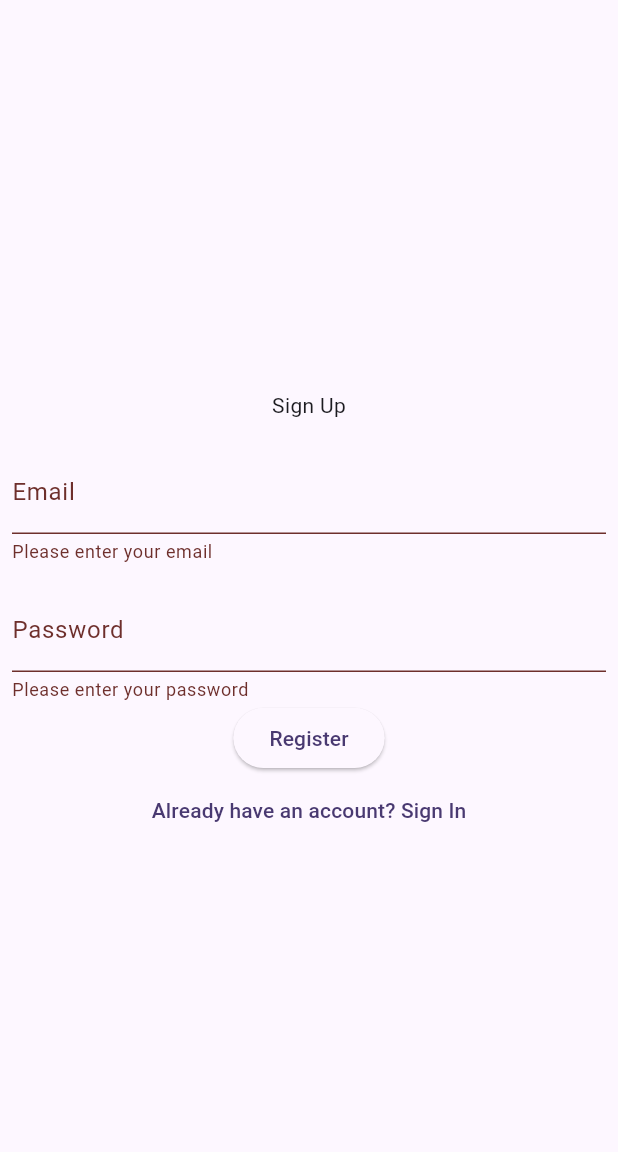
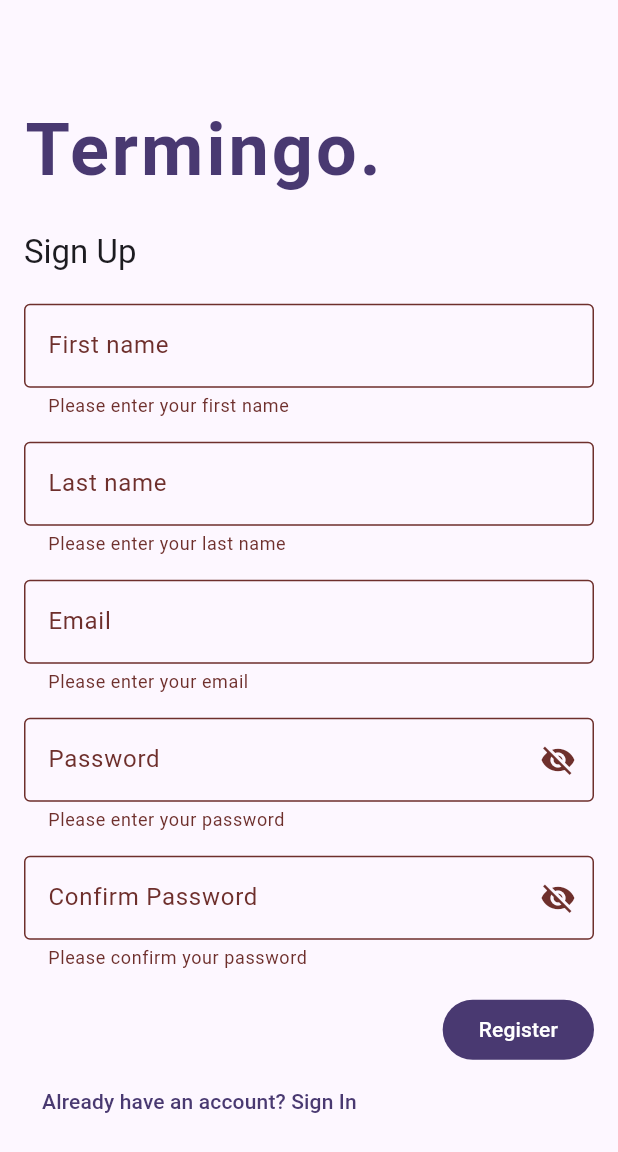
Before and after one commit to DarioJoske/termingo, a Flutter app: the screen it shows after launch, after a tap on "Login", after a tap on "Don't have an account? Sign Up", after a tap on "Register", on a phone screen of 412 x 824 dp. Shown: the top 1152 px of the screen. Run offline on Flutter 3.47's test engine with Material 3 defaults, Android fonts, the phone set to English and light mode, and no system bars; our stand-ins replace cloud_firestore, dartz, equatable, firebase_auth, firebase_core, flutter_bloc and 4 more; accounts and stored records are empty.

Commit message:
various changes

```diff
--- /dev/null
+++ b/devtools_options.yaml
@@ -0,0 +1,3 @@
+description: This file stores settings for Dart & Flutter DevTools.
+documentation: https://docs.flutter.dev/tools/devtools/extensions#configure-extension-enablement-states
+extensions:
--- a/lib/src/app.dart
+++ b/lib/src/app.dart
@@ -8,7 +8,7 @@ class MyApp extends StatelessWidget {
 
   @override
   Widget build(BuildContext context) {
-    final brightness = View.of(context).platformDispatcher.platformBrightness;
+    // final brightness = View.of(context).platformDispatcher.platformBrightness;
 
     TextTheme textTheme = createTextTheme(context, 'Roboto', 'Roboto');
 
--- /dev/null
+++ b/lib/src/core/common/widgets/termingo_text_filed.dart
@@ -0,0 +1,58 @@
+import 'package:flutter/material.dart';
+
+class TermingoTextField extends StatelessWidget {
+  const TermingoTextField({super.key, required this.labelText, required this.onChanged});
+
+  final String labelText;
+  final Function(String) onChanged;
+
+  @override
+  Widget build(BuildContext context) {
+    return TextField(
+      decoration: InputDecoration(labelText: labelText, border: OutlineInputBorder()),
+      onChanged: onChanged,
+    );
+  }
+}
+
+class TermingoTextFormField extends StatefulWidget {
+  const TermingoTextFormField({
+    super.key,
+    required this.labelText,
+    this.validator,
+    this.onSaved,
+    this.onChanged,
+    required this.controller,
+    this.suffixIcon,
+    this.obscureText,
+  });
+
+  final String labelText;
+  final String? Function(String?)? validator;
+  final Function(String?)? onSaved;
+  final Function(String)? onChanged;
+  final TextEditingController controller;
+  final Widget? suffixIcon;
+  final bool? obscureText;
+
+  @override
+  State<TermingoTextFormField> createState() => _TermingoTextFormFieldState();
+}
+
+class _TermingoTextFormFieldState extends State<TermingoTextFormField> {
+  @override
+  Widget build(BuildContext context) {
+    return TextFormField(
+      decoration: InputDecoration(
+        labelText: widget.labelText,
+        border: OutlineInputBorder(),
+        suffixIcon: widget.suffixIcon,
+      ),
+      obscureText: widget.obscureText ?? false,
+      controller: widget.controller,
+      validator: widget.validator,
+      onChanged: widget.onChanged,
+      onSaved: widget.onSaved,
+    );
+  }
+}
--- a/lib/src/features/auth/presentation/pages/login_page.dart
+++ b/lib/src/features/auth/presentation/pages/login_page.dart
@@ -1,6 +1,7 @@
 import 'package:flutter/material.dart';
 import 'package:flutter_bloc/flutter_bloc.dart';
 import 'package:go_router/go_router.dart';
+import 'package:termingo/src/core/common/widgets/termingo_text_filed.dart';
 import 'package:termingo/src/core/router/routes.dart';
 import 'package:termingo/src/features/auth/presentation/bloc/auth/auth_bloc.dart';
 
@@ -28,17 +29,13 @@ class _LoginPageState extends State<LoginPage> {
   Widget build(BuildContext context) {
     return Scaffold(
       body: Padding(
-        padding: const EdgeInsets.all(8.0),
+        padding: const EdgeInsets.all(16.0),
         child: BlocConsumer<AuthBloc, AuthState>(
           listener: (context, state) {
             if (state is AuthError) {
               ScaffoldMessenger.of(
                 context,
               ).showSnackBar(SnackBar(content: Text(state.message), backgroundColor: Colors.red));
-            } else if (state is AuthAuthenticated) {
-              ScaffoldMessenger.of(context)
-                ..hideCurrentSnackBar()
-                ..showSnackBar(const SnackBar(content: Text('Login successful!'), backgroundColor: Colors.green));
             }
           },
           builder: (context, state) {
@@ -47,13 +44,23 @@ class _LoginPageState extends State<LoginPage> {
                 key: _formKey,
                 child: Column(
                   mainAxisAlignment: MainAxisAlignment.center,
+                  crossAxisAlignment: CrossAxisAlignment.start,
                   children: [
-                    const Text('Sign In'),
+                    Text(
+                      'TerminGo.',
+                      style: TextStyle(
+                        fontSize: 48,
+                        letterSpacing: 2.0,
+                        fontWeight: FontWeight.w700,
+                        color: Theme.of(context).primaryColor,
+                      ),
+                    ),
                     const SizedBox(height: 20),
-                    TextFormField(
+                    Text('Sign In', style: Theme.of(context).textTheme.titleLarge),
+                    const SizedBox(height: 16),
+                    TermingoTextFormField(
                       controller: _emailController,
-                      decoration: const InputDecoration(labelText: 'Email'),
-                      keyboardType: TextInputType.emailAddress,
+                      labelText: 'Email',
                       validator: (value) {
                         if (value == null || value.isEmpty) {
                           return 'Please enter your email';
@@ -65,19 +72,14 @@ class _LoginPageState extends State<LoginPage> {
                       },
                     ),
                     const SizedBox(height: 16),
-                    TextFormField(
+                    TermingoTextFormField(
                       controller: _passwordController,
-                      decoration: InputDecoration(
                       labelText: 'Password',
+                      obscureText: !_isPasswordVisible,
                       suffixIcon: IconButton(
-                          onPressed: () {
-                            // Toggle password visibility
-                            _togglePasswordVisibility();
-                          },
                         icon: Icon(_isPasswordVisible ? Icons.visibility : Icons.visibility_off),
+                        onPressed: _togglePasswordVisibility,
                       ),
-                      ),
-                      obscureText: !_isPasswordVisible,
                       validator: (value) {
                         if (value == null || value.isEmpty) {
                           return 'Please enter your password';
@@ -90,7 +92,11 @@ class _LoginPageState extends State<LoginPage> {
                     ),
                     const SizedBox(height: 16),
 
-                    ElevatedButton(
+                    Row(
+                      mainAxisSize: MainAxisSize.max,
+                      mainAxisAlignment: MainAxisAlignment.end,
+                      children: [
+                        FilledButton(
                           onPressed: () {
                             if (_formKey.currentState!.validate()) {
                               // Perform login action
@@ -102,6 +108,8 @@ class _LoginPageState extends State<LoginPage> {
                             }
                           },
                           child: const Text('Login'),
+                        ),
+                      ],
                     ),
                     TextButton(
                       onPressed: () {
--- a/lib/src/features/auth/presentation/pages/register_page.dart
+++ b/lib/src/features/auth/presentation/pages/register_page.dart
@@ -1,6 +1,7 @@
 import 'package:flutter/material.dart';
 import 'package:flutter_bloc/flutter_bloc.dart';
 import 'package:go_router/go_router.dart';
+import 'package:termingo/src/core/common/widgets/termingo_text_filed.dart';
 import 'package:termingo/src/core/router/routes.dart';
 import 'package:termingo/src/features/auth/presentation/bloc/auth/auth_bloc.dart';
 
@@ -14,14 +15,26 @@ class RegisterPage extends StatefulWidget {
 class _RegisterPageState extends State<RegisterPage> {
   final _formKey = GlobalKey<FormState>();
 
+  // Controllers for the text fields
+  final TextEditingController _firstNameController = TextEditingController();
+  final TextEditingController _lastNameController = TextEditingController();
   final TextEditingController _emailController = TextEditingController();
   final TextEditingController _passwordController = TextEditingController();
+  final TextEditingController _confirmPasswordController = TextEditingController();
+
+  bool _isPasswordVisible = false;
+
+  void _togglePasswordVisibility() {
+    setState(() {
+      _isPasswordVisible = !_isPasswordVisible;
+    });
+  }
 
   @override
   Widget build(BuildContext context) {
     return Scaffold(
       body: Padding(
-        padding: const EdgeInsets.all(8.0),
+        padding: const EdgeInsets.all(16.0),
         child: BlocConsumer<AuthBloc, AuthState>(
           listener: (context, state) {
             if (state is AuthError) {
@@ -44,13 +57,46 @@ class _RegisterPageState extends State<RegisterPage> {
                 key: _formKey,
                 child: Column(
                   mainAxisAlignment: MainAxisAlignment.center,
+                  crossAxisAlignment: CrossAxisAlignment.start,
                   children: [
-                    const Text('Sign Up'),
+                    Text(
+                      'Termingo.',
+                      style: TextStyle(
+                        fontSize: 48,
+                        letterSpacing: 2.0,
+                        fontWeight: FontWeight.w700,
+                        color: Theme.of(context).primaryColor,
+                      ),
+                    ),
                     const SizedBox(height: 20),
-                    TextFormField(
+                    Text('Sign Up', style: Theme.of(context).textTheme.titleLarge),
+                    const SizedBox(height: 20),
+                    TermingoTextFormField(
+                      controller: _firstNameController,
+                      labelText: 'First name',
+                      validator: (value) {
+                        if (value == null || value.isEmpty) {
+                          return 'Please enter your first name';
+                        }
+                        return null;
+                      },
+                    ),
+                    const SizedBox(height: 16),
+                    TermingoTextFormField(
+                      controller: _lastNameController,
+                      labelText: 'Last name',
+                      validator: (value) {
+                        if (value == null || value.isEmpty) {
+                          return 'Please enter your last name';
+                        }
+                        return null;
+                      },
+                    ),
+                    const SizedBox(height: 16),
+                    TermingoTextFormField(
                       controller: _emailController,
-                      decoration: const InputDecoration(labelText: 'Email'),
-                      keyboardType: TextInputType.emailAddress,
+                      labelText: 'Email',
+
                       validator: (value) {
                         if (value == null || value.isEmpty) {
                           return 'Please enter your email';
@@ -62,10 +108,14 @@ class _RegisterPageState extends State<RegisterPage> {
                       },
                     ),
                     const SizedBox(height: 16),
-                    TextFormField(
+                    TermingoTextFormField(
                       controller: _passwordController,
-                      decoration: const InputDecoration(labelText: 'Password'),
-                      obscureText: true,
+                      labelText: 'Password',
+                      obscureText: !_isPasswordVisible,
+                      suffixIcon: IconButton(
+                        icon: Icon(_isPasswordVisible ? Icons.visibility : Icons.visibility_off),
+                        onPressed: _togglePasswordVisibility,
+                      ),
                       validator: (value) {
                         if (value == null || value.isEmpty) {
                           return 'Please enter your password';
@@ -76,7 +126,31 @@ class _RegisterPageState extends State<RegisterPage> {
                         return null;
                       },
                     ),
-                    ElevatedButton(
+                    const SizedBox(height: 16),
+                    TermingoTextFormField(
+                      controller: _confirmPasswordController,
+                      labelText: 'Confirm Password',
+                      obscureText: !_isPasswordVisible,
+                      suffixIcon: IconButton(
+                        icon: Icon(_isPasswordVisible ? Icons.visibility : Icons.visibility_off),
+                        onPressed: _togglePasswordVisibility,
+                      ),
+                      validator: (value) {
+                        if (value == null || value.isEmpty) {
+                          return 'Please confirm your password';
+                        }
+                        if (value != _passwordController.text) {
+                          return 'Passwords do not match';
+                        }
+                        return null;
+                      },
+                    ),
+                    const SizedBox(height: 16),
+                    Row(
+                      mainAxisSize: MainAxisSize.max,
+                      mainAxisAlignment: MainAxisAlignment.end,
+                      children: [
+                        FilledButton(
                           onPressed: () {
                             if (_formKey.currentState!.validate()) {
                               context.read<AuthBloc>().add(
@@ -86,6 +160,8 @@ class _RegisterPageState extends State<RegisterPage> {
                             }
                           },
                           child: const Text('Register'),
+                        ),
+                      ],
                     ),
                     TextButton(
                       onPressed: () {
--- a/pubspec.yaml
+++ b/pubspec.yaml
@@ -23,6 +23,7 @@ dependencies:
   get_it: ^8.0.3
   cloud_firestore: ^5.6.5
   google_fonts: ^6.2.1
+  syncfusion_flutter_calendar: ^29.1.38
 
 dev_dependencies:
   flutter_test:
```
Also changed, not shown: lib/src/core/common/widgets/app_drawer.dart (+10 -2 lines), lib/src/core/common/widgets/termingo_app_bar.dart (+1 -6 lines), lib/src/features/home/presentation/pages/home_page.dart (+36 -0 lines), lib/src/features/teams/presentation/pages/create_team_page.dart (+14 -2 lines), lib/src/features/teams/presentation/pages/join_team_page.dart (+4 -7 lines), 1 other file. Lines whose indentation alone changed are shown as unchanged.
